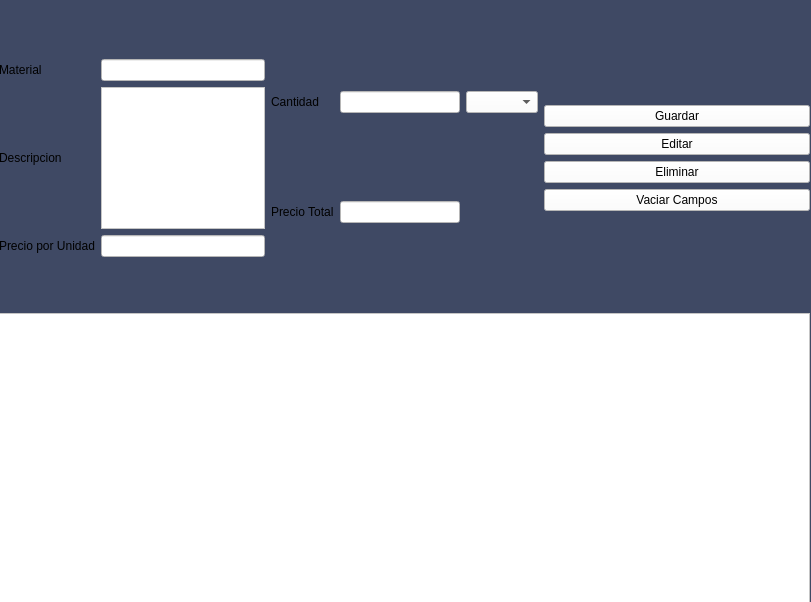
Old version of the form Proyecto/Interfaces/materiales_por_pedido_window.ui in the repository EdCenten0/MAPA-Python.
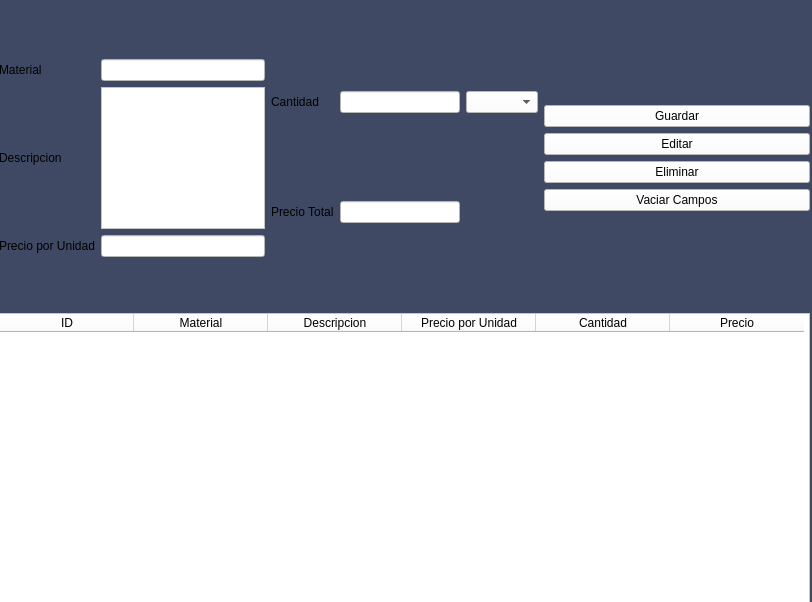
New version of the form.

What changed in the file:
```diff
--- a/Proyecto/Interfaces/materiales_por_pedido_window.ui
+++ b/Proyecto/Interfaces/materiales_por_pedido_window.ui
@@ -6,7 +6,7 @@
    <rect>
     <x>0</x>
     <y>0</y>
-    <width>811</width>
+    <width>812</width>
     <height>602</height>
    </rect>
   </property>
@@ -209,12 +209,90 @@
       </layout>
      </item>
      <item>
-      <layout class="QVBoxLayout" name="verticalLayout_2">
+      <layout class="QVBoxLayout" name="verticalLayout_2" stretch="0">
+       <property name="spacing">
+        <number>6</number>
+       </property>
+       <property name="sizeConstraint">
+        <enum>QLayout::SetMaximumSize</enum>
+       </property>
        <item>
-        <widget class="QTableWidget" name="tableWidget">
+        <widget class="QTableWidget" name="table_materiales_requeridos_por_pedido">
+         <property name="focusPolicy">
+          <enum>Qt::TabFocus</enum>
+         </property>
+         <property name="layoutDirection">
+          <enum>Qt::LeftToRight</enum>
+         </property>
          <property name="styleSheet">
           <string notr="true">background-color: rgb(255, 255, 255);</string>
          </property>
+         <property name="frameShape">
+          <enum>QFrame::StyledPanel</enum>
+         </property>
+         <property name="verticalScrollBarPolicy">
+          <enum>Qt::ScrollBarAsNeeded</enum>
+         </property>
+         <property name="sizeAdjustPolicy">
+          <enum>QAbstractScrollArea::AdjustIgnored</enum>
+         </property>
+         <property name="textElideMode">
+          <enum>Qt::ElideNone</enum>
+         </property>
+         <property name="sortingEnabled">
+          <bool>false</bool>
+         </property>
+         <property name="wordWrap">
+          <bool>true</bool>
+         </property>
+         <property name="cornerButtonEnabled">
+          <bool>true</bool>
+         </property>
+         <property name="rowCount">
+          <number>0</number>
+         </property>
+         <attribute name="horizontalHeaderVisible">
+          <bool>true</bool>
+         </attribute>
+         <attribute name="horizontalHeaderCascadingSectionResizes">
+          <bool>true</bool>
+         </attribute>
+         <attribute name="horizontalHeaderDefaultSectionSize">
+          <number>134</number>
+         </attribute>
+         <attribute name="horizontalHeaderHighlightSections">
+          <bool>false</bool>
+         </attribute>
+         <column>
+          <property name="text">
+           <string>ID</string>
+          </property>
+         </column>
+         <column>
+          <property name="text">
+           <string>Material</string>
+          </property>
+         </column>
+         <column>
+          <property name="text">
+           <string>Descripcion</string>
+          </property>
+         </column>
+         <column>
+          <property name="text">
+           <string>Precio por Unidad</string>
+          </property>
+         </column>
+         <column>
+          <property name="text">
+           <string>Cantidad</string>
+          </property>
+         </column>
+         <column>
+          <property name="text">
+           <string>Precio</string>
+          </property>
+         </column>
         </widget>
        </item>
       </layout>
```
Left out of the diff: 24 changed lines with no effect on the pictures.
